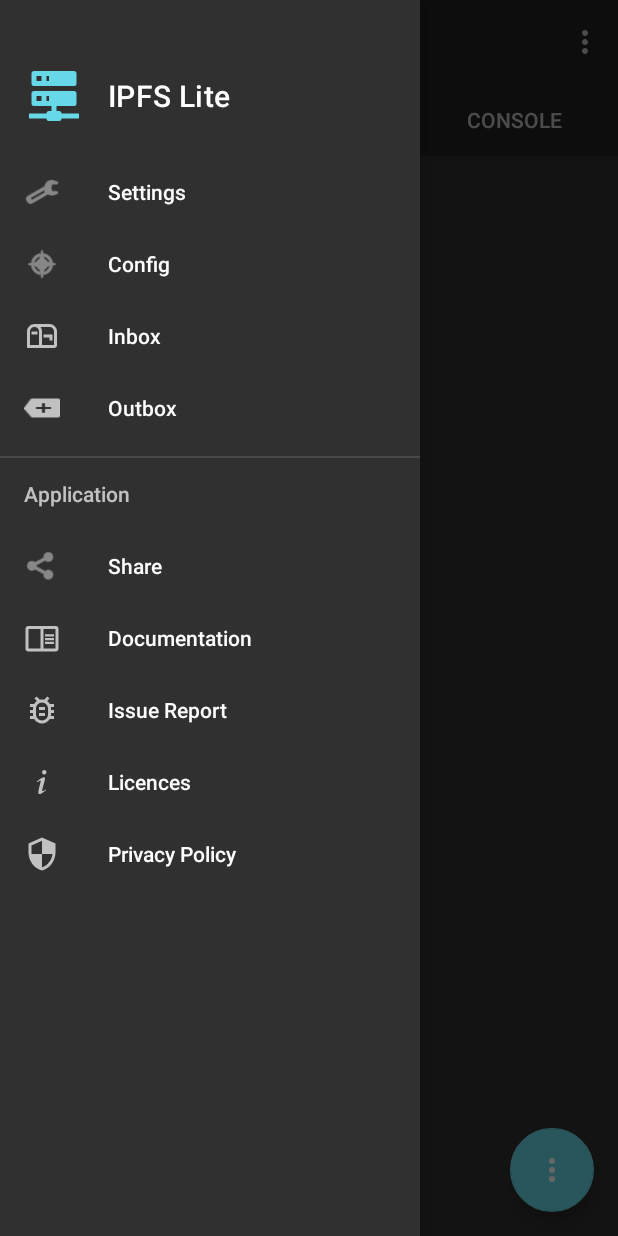
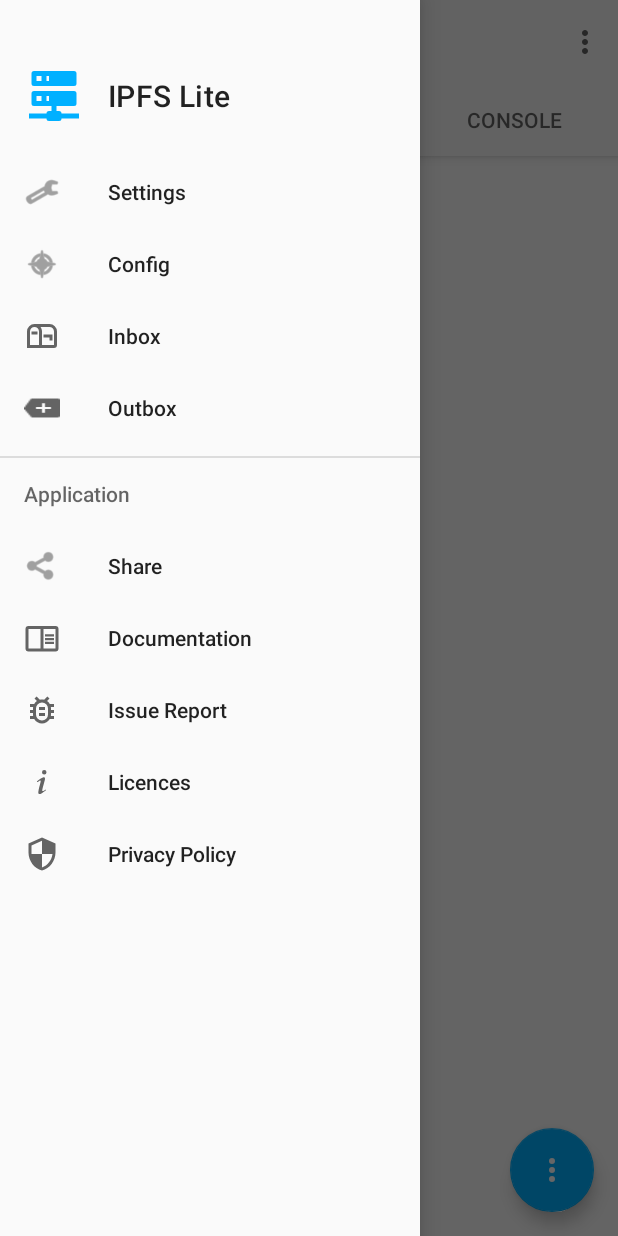
Before and after one commit to ufarooq/IPFSLite, an Android app: the screen it shows after launch (MainActivity), with the side drawer open, on a phone screen of 412 x 824 dp. Run offline under Robolectric (Android 15) with nearby library versions, the phone set to English and light mode, and no system bars; our stand-ins replace Room's generated code; libraries missing offline, so code that uses them is left out: com.google.zxing.integration, com.j256.simplemagic, de.psdev.licensesdialog, org.iota.jota, threads.core and 6 more; 31 statements that could not run were skipped.

Commit message:
Version 0.9.5
Signed-off-by: remmerw <remmer.wilts@gmail.com>

```diff
--- a/app/src/main/res/values/colors.xml
+++ b/app/src/main/res/values/colors.xml
@@ -1,6 +1,5 @@
 <!--?xml version="1.0" encoding="UTF-8"?-->
 <resources>
-    <color name="colorAccent">#67D8E8</color>
+    <color name="colorAccent">#00B0FF</color>
     <color name="colorBackground">#FFFFFF</color>
-    <color name="colorForeground">#1a237e</color>
 </resources>
--- a/app/src/main/res/values/styles.xml
+++ b/app/src/main/res/values/styles.xml
@@ -1,6 +1,6 @@
 <resources>
 
-    <style name="ThreadsTheme" parent="Theme.AppCompat.NoActionBar">
+    <style name="ThreadsTheme" parent="Theme.AppCompat.DayNight.NoActionBar">
         <item name="colorAccent">@color/colorAccent</item>
     </style>
 
```
Also changed, not shown: app/src/main/java/threads/server/ContactsViewAdapter.java (+2 -10 lines).
